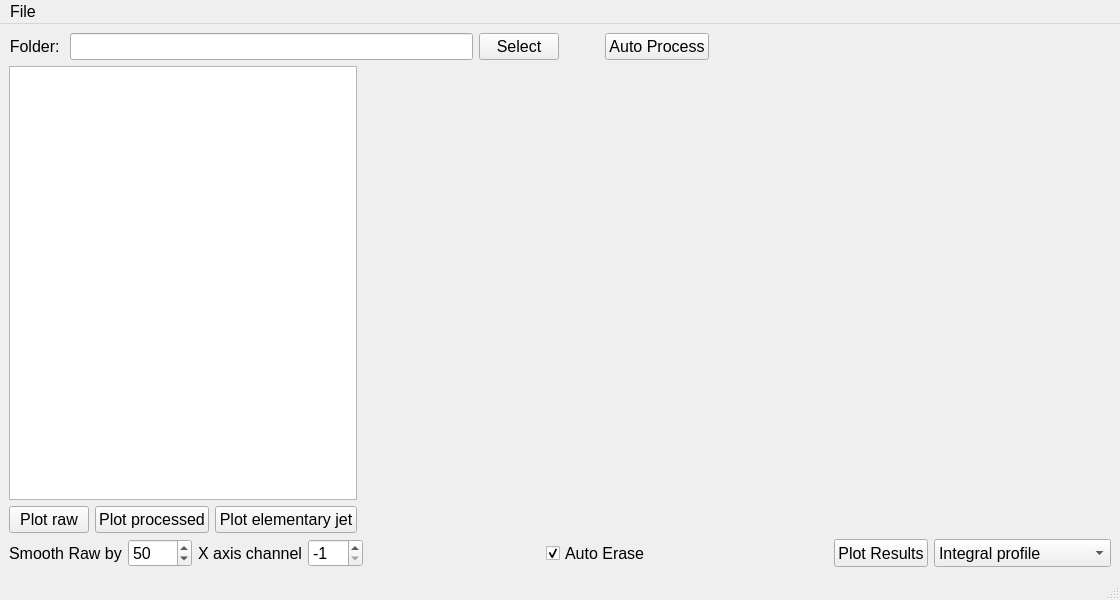
Above: emittance/Emittance.ui from salinsalins/LoggerPlotterPy before the change. Below: the same form after it.
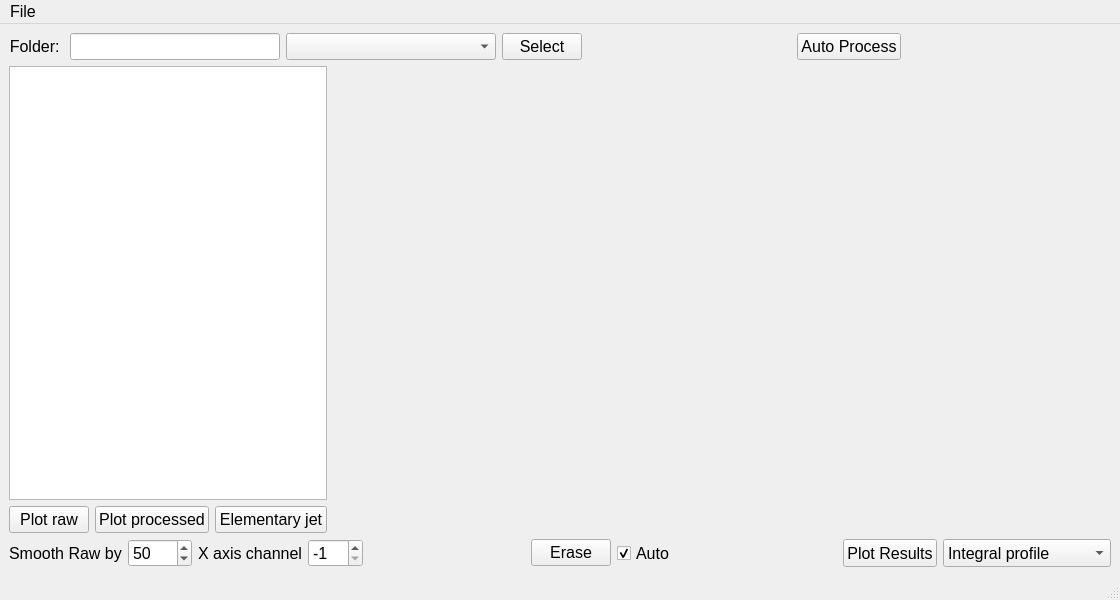
That is the form after the change. Custom widgets are drawn as their Qt base class.

Commit message: x0 and ndh autodetect

```diff
--- a/emittance/Emittance.ui
+++ b/emittance/Emittance.ui
@@ -57,6 +57,12 @@
       </item>
       <item>
        <widget class="QLineEdit" name="lineEdit">
+        <property name="sizePolicy">
+         <sizepolicy hsizetype="Expanding" vsizetype="Preferred">
+          <horstretch>0</horstretch>
+          <verstretch>0</verstretch>
+         </sizepolicy>
+        </property>
         <property name="font">
          <font>
           <pointsize>12</pointsize>
@@ -64,8 +70,27 @@
         </property>
        </widget>
       </item>
+      <item>
+       <widget class="QComboBox" name="comboBox_2">
+        <property name="sizePolicy">
+         <sizepolicy hsizetype="Expanding" vsizetype="Preferred">
+          <horstretch>0</horstretch>
+          <verstretch>0</verstretch>
+         </sizepolicy>
+        </property>
+        <property name="editable">
+         <bool>false</bool>
+        </property>
+       </widget>
+      </item>
       <item>
        <widget class="QPushButton" name="pushButton_2">
+        <property name="sizePolicy">
+         <sizepolicy hsizetype="Preferred" vsizetype="Preferred">
+          <horstretch>0</horstretch>
+          <verstretch>0</verstretch>
+         </sizepolicy>
+        </property>
         <property name="font">
          <font>
           <pointsize>12</pointsize>
@@ -82,7 +107,7 @@
          <enum>Qt::Horizontal</enum>
         </property>
         <property name="sizeType">
-         <enum>QSizePolicy::Preferred</enum>
+         <enum>QSizePolicy::Expanding</enum>
         </property>
         <property name="sizeHint" stdset="0">
          <size>
@@ -95,7 +120,7 @@
       <item>
        <widget class="QPushButton" name="pushButton_4">
         <property name="sizePolicy">
-         <sizepolicy hsizetype="Minimum" vsizetype="Fixed">
+         <sizepolicy hsizetype="Preferred" vsizetype="Preferred">
           <horstretch>0</horstretch>
           <verstretch>0</verstretch>
          </sizepolicy>
@@ -220,7 +245,7 @@
              </font>
             </property>
             <property name="text">
-             <string>Plot elementary jet</string>
+             <string>Elementary jet</string>
             </property>
            </widget>
           </item>
@@ -339,6 +364,13 @@
         </property>
        </spacer>
       </item>
+      <item>
+       <widget class="QPushButton" name="pushButton_7">
+        <property name="text">
+         <string>Erase</string>
+        </property>
+       </widget>
+      </item>
       <item>
        <widget class="QCheckBox" name="checkBox">
         <property name="sizePolicy">
@@ -353,7 +385,7 @@
          </font>
         </property>
         <property name="text">
-         <string>Auto Erase</string>
+         <string>Auto</string>
         </property>
         <property name="checked">
          <bool>true</bool>
```
The commit also changes 2 other files.
